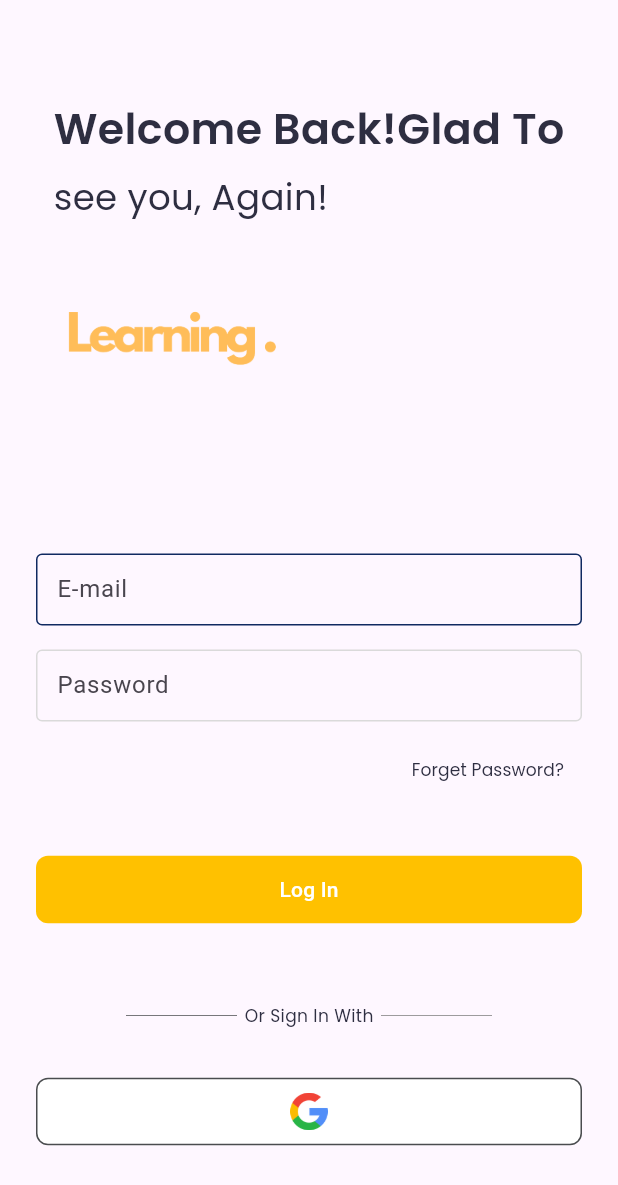
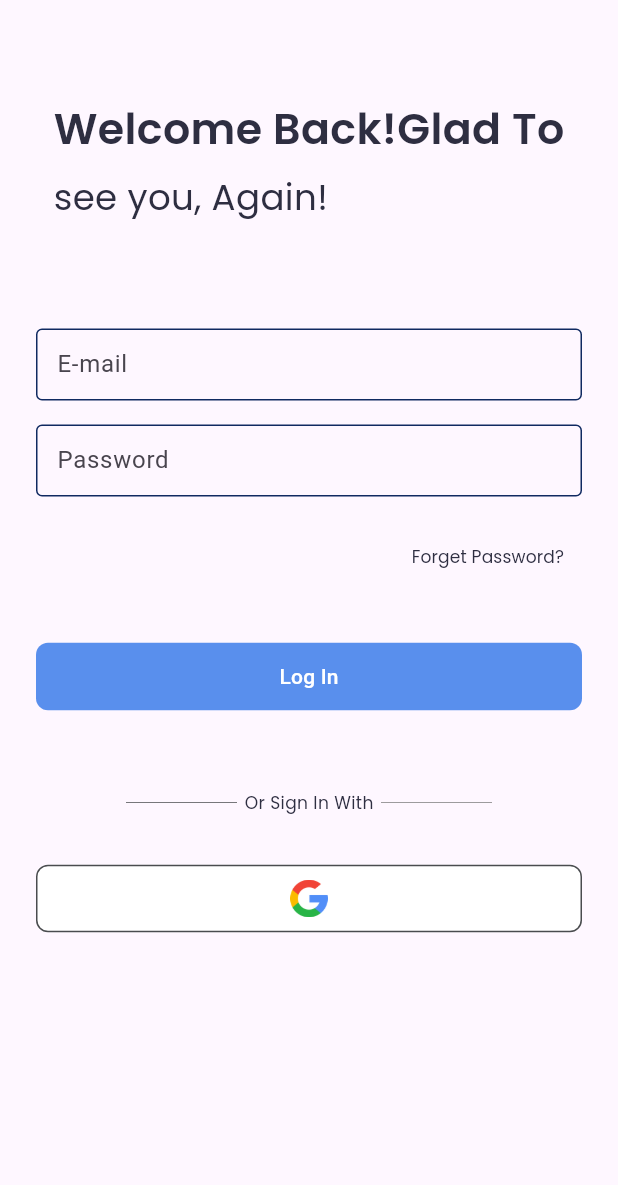
Before and after one commit to Nozel77/e-learning, a Flutter app: the LoginScreen screen opened directly, on a phone screen of 412 x 824 dp. Shown: the top 1185 px of the screen. Run offline on Flutter 3.47's test engine with Material 2 defaults, Android fonts, the phone set to English and light mode, and no system bars; our stand-ins replace flutter_svg, get, google_fonts, iconsax.

Commit message:
style: [RS] change border color

```diff
--- a/lib/components/TLoginForm.dart
+++ b/lib/components/TLoginForm.dart
@@ -1,6 +1,8 @@
+import 'package:e_learning/app/pages/register/Registerpage.dart';
 import 'package:e_learning/helper/Themes.dart';
 import 'package:flutter/material.dart';
 import 'package:iconsax/iconsax.dart';
+import 'package:get/get.dart';
 
 class TLoginForm extends StatelessWidget {
   const TLoginForm({
@@ -35,15 +37,15 @@ class TLoginForm extends StatelessWidget {
             decoration: const InputDecoration(
               contentPadding: EdgeInsets.symmetric(vertical: 0, horizontal: 10),
               enabledBorder: OutlineInputBorder(
-                borderSide: BorderSide(color: Tcolor.border),
+                borderSide: BorderSide(color: Color.fromARGB(255, 16, 42, 97)),
               ),
               border: OutlineInputBorder(
-                borderSide: BorderSide(color: Tcolor.border),
+                borderSide: BorderSide(color: Color.fromARGB(255, 16, 42, 97)),
               ),
               labelText: TTexts.password,
             ),
           ),
-          const SizedBox(height: Tsize.spaceBtwInputFields / 2),
+          const SizedBox(height: Tsize.spaceBtwInputFields),
 
           Row(
             mainAxisAlignment: MainAxisAlignment.spaceBetween,
@@ -67,8 +69,8 @@ class TLoginForm extends StatelessWidget {
               child: MaterialButton(
                 minWidth: double.infinity,
                 height: 45,
-                onPressed: () {},
-                color: Tcolor.secondaryText,
+                onPressed: () => Get.to(RegisterPage()),
+                color: Tcolor.button,
                 shape: RoundedRectangleBorder(
                   borderRadius: BorderRadius.circular(8),
                 ),
--- a/lib/components/TLoginHeader.dart
+++ b/lib/components/TLoginHeader.dart
@@ -19,12 +19,6 @@ class TLoginHeader extends StatelessWidget {
         const SizedBox(
           height: Tsize.sm,
         ),
-        Image(
-          height: 150,
-          image: AssetImage(
-            images.LOGO,
-          ),
-        )
       ],
     );
   }
--- a/lib/components/TRegisterForm.dart
+++ b/lib/components/TRegisterForm.dart
@@ -1,5 +1,7 @@
+import 'package:e_learning/app/pages/login/Loginpage.dart';
 import 'package:e_learning/helper/Themes.dart';
 import 'package:flutter/material.dart';
+import 'package:get/get.dart';
 import 'package:iconsax/iconsax.dart';
 
 class TRegisterForm extends StatelessWidget {
@@ -93,7 +95,7 @@ class TRegisterForm extends StatelessWidget {
               child: MaterialButton(
                 minWidth: double.infinity,
                 height: 45,
-                onPressed: () {},
+                onPressed: () => Get.back(result: 'success'),
                 color: Tcolor.button,
                 shape: RoundedRectangleBorder(
                   borderRadius: BorderRadius.circular(8),
--- a/lib/main.dart
+++ b/lib/main.dart
@@ -3,6 +3,7 @@ import 'package:e_learning/app/pages/login/Loginpage.dart';
 import 'package:e_learning/app/pages/onboarding/onboarding.dart';
 import 'package:e_learning/state_util.dart';
 import 'package:flutter/material.dart';
+import 'package:get/get_navigation/src/root/get_material_app.dart';
 import 'app/pages/homepage/Homepage.dart';
 
 void main() {
@@ -14,13 +15,13 @@ class MyApp extends StatelessWidget {
   // This widget is the root of your application.
   @override
   Widget build(BuildContext context) {
-    return MaterialApp(
+    return GetMaterialApp(
         title: 'Flutter Demo',
         navigatorKey: Get.navigatorKey,
         theme: ThemeData(
           colorScheme: ColorScheme.fromSeed(seedColor: Colors.deepPurple),
           useMaterial3: true,
         ),
-        home: RegisterPage());
+        home: LoginScreen());
   }
 }
```
